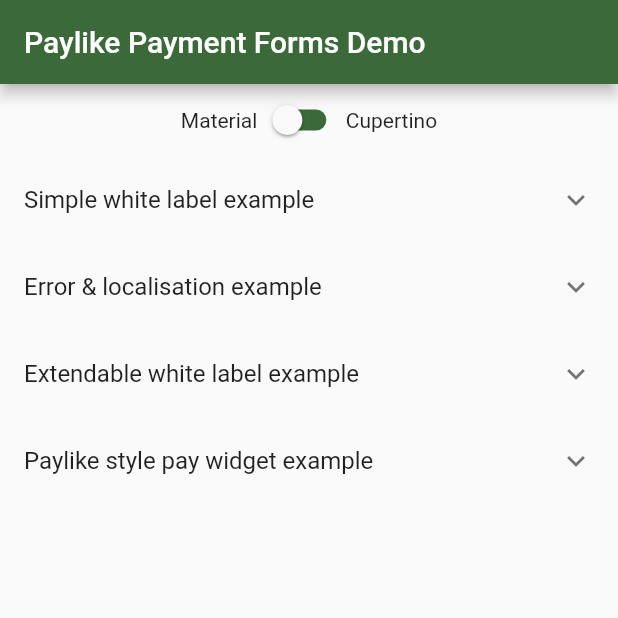
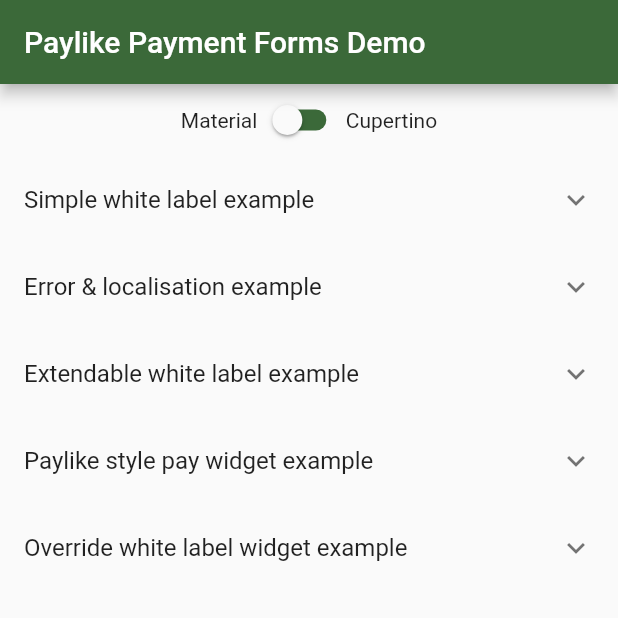
Before and after one commit to paylike/flutter-payment-forms, a Flutter app: the screen it shows after launch, on a phone screen of 412 x 824 dp, the top half of it. Run offline on Flutter 3.47's test engine with Material 2 defaults, Android fonts, the phone set to English and light mode, and no system bars; drawn by our look-alikes of overlay_support; our stand-ins replace flutter_spinkit, flutter_svg; missing offline and left inert: pay, paylike_dart_request, paylike_flutter_engine, paylike_luhn.

Commit message:
feat(example): now an override example is also part of the codebase

```diff
--- a/example/lib/main.dart
+++ b/example/lib/main.dart
@@ -1,12 +1,13 @@
-import 'package:example/routes/extandable_example.dart';
-import 'package:example/routes/error_localisation_example.dart';
-import 'package:example/routes/home.dart';
-import 'package:example/routes/minimal_example.dart';
 import 'package:flutter/cupertino.dart';
 import 'package:flutter/material.dart';
 import 'package:paylike_sdk/paylike_sdk.dart';
 import 'package:overlay_support/overlay_support.dart';
 
+import 'routes/extandable_example.dart';
+import 'routes/error_localisation_example.dart';
+import 'routes/home.dart';
+import 'routes/minimal_example.dart';
+import 'routes/override_example.dart';
 import 'routes/paylike_style_example.dart';
 
 void main() {
@@ -75,6 +76,8 @@ class _MyAppState extends State<MyApp> {
           engine: widget._engine, currencies: widget._currencies, style: style),
       '/example/paylike-style': (context) => PaylikeStyleExample(
           engine: widget._engine, currencies: widget._currencies, style: style),
+      '/example/override': (context) => OverrideExample(
+          engine: widget._engine, currencies: widget._currencies, style: style),
     };
     if (style == PaylikeWidgetStyles.cupertino) {
       return OverlaySupport.global(
--- a/example/lib/routes/home.dart
+++ b/example/lib/routes/home.dart
@@ -133,6 +133,16 @@ class HomeScreen extends StatelessWidget {
             AvailabilityPlatforms.android
           ],
           onPressed: _navigateTo(context, '/example/paylike-style'),
+        ),
+        HomeItem(
+          title: 'Override white label widget example',
+          description:
+              'Showcases how you can completely customise the payment form and extend with your own custom logic based on the original implementation.',
+          platforms: const [
+            AvailabilityPlatforms.ios,
+            AvailabilityPlatforms.android
+          ],
+          onPressed: _navigateTo(context, '/example/override'),
         )
       ],
     )));
```
Also changed, not shown: example/lib/routes/override/custom_widget.dart (added, +54 -0 lines), example/lib/routes/override_example.dart (added, +55 -0 lines), lib/src/whitelabel_widget.dart (+7 -3 lines).
